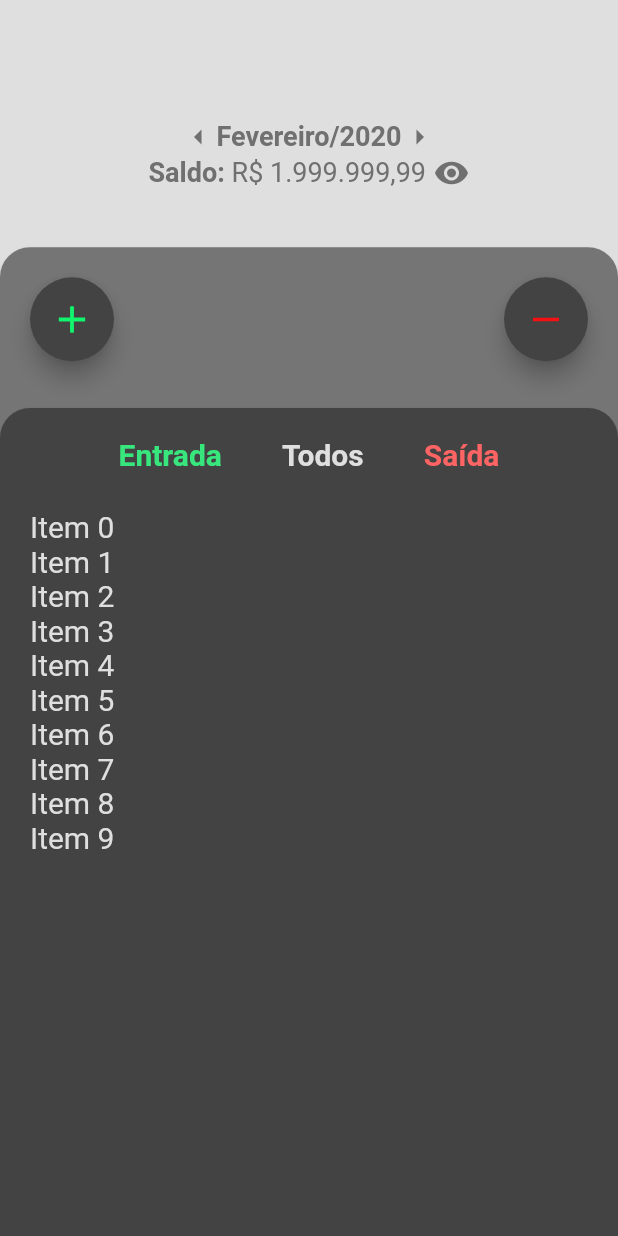
After one commit to magneon/expenses_management, a Flutter app: the screen it shows after launch, on a phone screen of 412 x 824 dp. The commit adds this screen. Run offline on Flutter 3.47's test engine with Material 2 defaults, Android fonts, the phone set to English and light mode, and no system bars; our stand-ins replace flutter_masked_text.

Commit message:
Alterações no Layout da Aplicação

```diff
--- /dev/null
+++ b/lib/constants.dart
@@ -0,0 +1,5 @@
+import 'package:flutter/material.dart';
+
+double width(BuildContext context) => MediaQuery.of(context).size.width;
+
+double height(BuildContext context) => MediaQuery.of(context).size.height;
--- a/lib/ui/expense_list.dart
+++ b/lib/ui/expense_list.dart
@@ -1,3 +1,8 @@
+import 'package:expenses_management/constants.dart';
+import 'package:expenses_management/widgets/app_card.dart';
+import 'package:expenses_management/widgets/common_text.dart';
+import 'package:expenses_management/widgets/debug/layout_debug.dart';
+import 'package:expenses_management/widgets/destac_text.dart';
 import 'package:flutter/material.dart';
 
 import 'dart:convert';
@@ -18,275 +23,172 @@ class ExpenseList extends StatefulWidget {
 }
 
 class _ExpenseListState extends State<ExpenseList> {
-  GlobalKey _globalKey = new GlobalKey();
-  DateFormat _dateFormat;
 
-  double _revenueAmount = 0.0;
-  double _expenseAmount = 0.0;
-  String defaultItem;
-
-  @override
-  void initState() {
-    _dateFormat = DateFormat("MMMM-yyyy", "pt_BR");
-    defaultItem = _dateFormat.format(DateTime.now());
-
-    super.initState();
-  }
+  bool _showEntries = true;
+  bool _showBalance = true;
 
   @override
   Widget build(BuildContext context) {
-    return Scaffold(
-      key: _globalKey,
-      backgroundColor: ColorUtil.backgroundColor(),
-      body: FutureBuilder(
-        future: getExpensesByPeriod(context),
-        builder: (BuildContext context, AsyncSnapshot snapshot) {
-          switch (snapshot.connectionState) {
-            case ConnectionState.done:
-              _revenueAmount = 0.0;
-              _expenseAmount = 0.0;
-
-              List<Expense> expenses = snapshot.data;
-
-              return Column(
-                mainAxisSize: MainAxisSize.max,
+    return Stack(
+      alignment: Alignment.bottomCenter,
       children: <Widget>[
-                  Expanded(
-                    flex: 1,
-                    child: Padding(
-                      padding: EdgeInsets.only(top: 10, bottom: 10),
-                      child: Row(
+        Container(
+          color: ColorUtil.backgroundColor(),
+          width: width(context),
+          height: height(context),
+          child: Scaffold(
+            body: Column(
               mainAxisAlignment: MainAxisAlignment.center,
-                        crossAxisAlignment: CrossAxisAlignment.end,
               children: <Widget>[
+                Row(
+                  mainAxisAlignment: MainAxisAlignment.center,
+                  children: <Widget>[
+                    Icon(Icons.arrow_left, color: ColorUtil.backgroundTextColor()),
+                    DestacText("Fevereiro/2020", size: 18,),
+                    Icon(Icons.arrow_right, color: ColorUtil.backgroundTextColor())
+                  ],
+                ),
+                Row(
+                  mainAxisAlignment: MainAxisAlignment.center,
+                  children: <Widget>[
+                    DestacText("Saldo: ", size: 18,),
+                    AnimatedOpacity(
+                      opacity: _showBalance ? 1.0 : 0.0,
+                      duration: Duration(
+                        milliseconds: 200
+                      ),
+                      child: CommonText("R\$ 1.999.999,99", size: 18,),
+                    ),
+                    /*
+                    _showBalance ?
+                      CommonText("R\$ 1.999.999,99", size: 18,) :
+                      Container(
+                        height: 20,
+                        width: 130,
+                        color: ColorUtil.backgroundTextColor(),
+                      ),
+                    */
                     Padding(
-                            padding: EdgeInsets.only(right: 20),
-                            child: Text("Período:", style: TextStyle(fontSize: 18, color: Colors.white),)
-                          ),
-                          DropdownButton(
-                            style: TextStyle(color: Colors.white, fontSize: 18),
-                            isDense: true,
-                            icon: Icon(Icons.keyboard_arrow_down, color: Colors.white,),
-                            underline: DropdownButtonHideUnderline(child: Text("")),
-                            value: defaultItem,
-                            items: createDropdownMenuItemForMonths(),
-                            onChanged: (value) {
+                      padding: EdgeInsets.only(left: 5),
+                      child: GestureDetector(
+                        child: _showBalance ?
+                          Icon(Icons.visibility, color: ColorUtil.backgroundTextColor()) :
+                          Icon(Icons.visibility_off, color: ColorUtil.backgroundTextColor()),
+                        onTap: () {
                           setState(() {
-                                defaultItem = value;
+                            if (_showBalance) {
+                              _showBalance = false;
+                            } else {
+                              _showBalance = true;
+                            }
                           });
                         },
+                      ),
+                    )
+                  ],
                 )
               ],
             ),
           ),
+          padding: EdgeInsets.only(bottom: height(context) * .75),
+          margin: EdgeInsets.all(0),
         ),
-                  Expanded(
-                    flex: 7,
-                    child: Padding(
-                      padding: EdgeInsets.all(5),
-                      child: ListView(
-                        shrinkWrap: false,
-                        children: createItems(expenses),
-                      ),
-                    )
-                  ),
-                  Expanded(
-                    flex: 2,
-                    child: Padding(
-                      padding: EdgeInsets.all(10),
-                      child: Column(
+        AppCard(
+          color: ColorUtil.operationsCardColor(),
+          width: width(context),
+          height: height(context) * .8,
+          child: Row(
             crossAxisAlignment: CrossAxisAlignment.start,
             children: <Widget>[
-                          Padding(
-                            padding: EdgeInsets.only(bottom: 5),
-                            child: Row(
-                              children: <Widget>[
-                                Text("Receitas total: ", style: TextStyle(color: ColorUtil.revenueColor(), fontSize: 18),),
-                                Text(formatValueToString(_revenueAmount), style: TextStyle(color: ColorUtil.revenueColor(), fontSize: 18),)
+              _createOperationButton(Icons.add, ColorUtil.revenueColor(), Alignment.topLeft, _newRevenue),
+              _createOperationButton(Icons.remove, ColorUtil.expenseColor(), Alignment.topRight, _newExpense),
             ],
           )
         ),
-                          Padding(
-                            padding: EdgeInsets.only(bottom: 5),
-                            child: Row(
+        AnimatedPositioned(
+          curve: Curves.linearToEaseOut,
+          top: _showEntries ? height(context) * .33 : height(context) * 1,
+          child: AppCard(
+            color: ColorUtil.entriesCardColor(),
+            width: width(context),
+            height: height(context),
+            child: Column(
               children: <Widget>[
-                                Text("Despesas total: ", style: TextStyle(color: ColorUtil.expenseColor(), fontSize: 18),),
-                                Text(formatValueToString(_expenseAmount), style: TextStyle(color: ColorUtil.expenseColor(), fontSize: 18),)
-                              ],
-                            )
-                          ),
-                          Divider(
-                            thickness: 2,
-                            endIndent: 20,
-                            color: Colors.white,
-                          ),
-                          Padding(
-                            padding: EdgeInsets.only(bottom: 5),
-                            child: Row(
-                              children: <Widget>[
-                                Text("Saldo: ", style: TextStyle(color: Colors.white, fontSize: 18),),
-                                Text(formatValueToString((_revenueAmount - _expenseAmount)), style: TextStyle(color: Colors.white, fontSize: 18),)
-                              ],
-                            )
-                          ),
+                _filters(),
+                _entries()
               ],
             ),
+          ),
+          duration: Duration(
+            seconds: 1
           ),
         )
       ],
     );
-            break;
-            default:
-              return Center(
-                child: CircularProgressIndicator(),
-              );
-            break;
-          }
-        },
-      ),
-      floatingActionButton: Builder(
-        builder: (BuildContext context) {
-          return FloatingActionButton(
-            backgroundColor: ColorUtil.revenueColor(),
-            foregroundColor: Colors.black,
-            child: Text("+", style: TextStyle(fontSize: 24),),
-            onPressed: () async {
-
-              var result = await Navigator.push(context, MaterialPageRoute(builder: (context) => ExpenseAdd()));
-              if (result == null) {
-                SnackBar snackBar = new SnackBar(
-                  backgroundColor: Colors.white,
-                  content: Text("Registro salvo!", style: TextStyle(color: Colors.black)),
-                );
-
-                Scaffold.of(context).showSnackBar(snackBar);
   }
 
-            },
-          );
-        },
+  _createOperationButton(IconData icon, Color iconColor, Alignment alignment, Function function) {
+    return Expanded(
+      child: Container(
+        alignment: alignment,
+        padding: EdgeInsets.all(20),
+        child: FloatingActionButton(
+          child: Icon(icon, color: iconColor, size: 30),
+          backgroundColor: ColorUtil.entriesCardColor(),
+          onPressed: function
+        ),
       ),
     );
   }
 
-  String formatValueToString(double value) {
-    NumberFormat numberFormat = NumberFormat("R\$ #,##0.00", "pt_BR");
-
-    return numberFormat.format(value);
+  _newRevenue() {
+    setState(() {
+      _showEntries = false;
+    });
   }
 
-  Future<List<Expense>> getExpensesByPeriod(BuildContext context) async {
-    List<Expense> expenses = List();
-    http.Response response;
+  _newExpense() {
+    setState(() {
+      _showEntries = true;
+    });
+  }
 
-    try {
-      response = await http.get(Uri.http("192.168.0.138:8080", "/expense/period/${defaultItem.toLowerCase()}"));
-
-      if (response.statusCode == 200 && response.body.isNotEmpty) {
-        for (var json in json.decode(utf8.decode(response.bodyBytes))) {
-          expenses.add(Expense.fromMap(json));
-        }
-      }
-    } on Exception catch (e) {
-      log(e.toString());
-
-      showDialog(
-        barrierDismissible: false,
-        context: context,
-        builder: (BuildContext context) {
-          return AlertDialog(
-            title: Text("Falha de Comunicação", style: TextStyle(color: Colors.white)),
-            content: Text("Problema de comunicação com o servidor, tente novamente mais tarde.", style: TextStyle(color: Colors.white),),
-            backgroundColor: Color.fromRGBO(255, 255, 255, -1),
-            actions: <Widget>[
-              RaisedButton(
-                color: Color.fromRGBO(255, 255, 255, -1),
-                child: Text("OK", style: TextStyle(color: Colors.white),),
-                onPressed: (){
-                  Navigator.pop(context);
-                }
-              ),
+  _filters() {
+    return Row(
+      mainAxisAlignment: MainAxisAlignment.center,
+      children: <Widget>[
+        _createFilterOption("Entrada", ColorUtil.filterOptionRevenue()),
+        _createFilterOption("Todos", ColorUtil.filterOptionAll()),
+        _createFilterOption("Saída", ColorUtil.filterOptionExpense()),
       ],
-            elevation: 5,
-          );
-        }
     );
   }
 
-    return expenses;
+  _createFilterOption(String label, Color color) {
+    return Padding(
+      padding: EdgeInsets.all(20),
+      child: GestureDetector(
+        child: DestacText(label, color: color, size: 20),
+        onTap: () {
+          print("$label pressionado");
+        },
+      )
+    );
   }
 
-  List<Widget> createItems(List<Expense> expenses) {
-    List<GestureDetector> gesturesDetectors = List();
-
-    for (Expense expense in expenses) {
-      Color cardColor;
-
-      if (expense.expenseType == "SAIDA") {
-        _expenseAmount += expense.expenseValue;
-        cardColor = ColorUtil.expenseColor();
-      } else {
-        _revenueAmount += expense.expenseValue;
-        cardColor = ColorUtil.revenueColor();
+  _entries() {
+    return SingleChildScrollView(
+      child: Container(
+        height: height(context) * .567,
+        child: ListView.builder(
+          padding: EdgeInsets.only(left: 20, top: 5, right: 20, bottom: 5),
+          scrollDirection: Axis.vertical,
+          itemCount: 10,
+          itemBuilder: (context, index) {
+            return CommonText("Item $index", size: 20, color: ColorUtil.backgroundColor(),);
           }
-
-      GestureDetector gestureDetector = GestureDetector(
-        child: Card(
-          color: cardColor,
-          elevation: 5,
-          child: Padding(
-            padding: EdgeInsets.all(10),
-            child: Row(
-              children: <Widget>[
-                Column(
-                  crossAxisAlignment: CrossAxisAlignment.end,
-                  children: <Widget>[
-                    Text(formatValueToString(expense.expenseValue), style: TextStyle(color: Colors.white, fontSize: 20),)
-                  ],
         ),
-                Expanded(
-                  child: Column(
-                    crossAxisAlignment: CrossAxisAlignment.end,
-                    children: <Widget>[
-                      Padding(
-                        padding: EdgeInsets.only(bottom: 5),
-                        child: Text(expense.expenseName, style: TextStyle(color: Colors.white, fontSize: 20),)
-                      ),
-                      Text(DateUtil.formatDate(expense.expenseDate, "yyyy-MM-dd", "dd/MM/yyyy"), style: TextStyle(color: Colors.white, fontSize: 14),),
-                    ],
       )
-                )
-              ],
-            ),
-          ),
-          shape: RoundedRectangleBorder(
-            borderRadius: BorderRadius.all(Radius.circular(10))
-          ),
-        ),
-        onTap: () {
-          Navigator.push(context, MaterialPageRoute(builder: (BuildContext context) => ExpenseAdd(expenseId: expense.expenseId)));
-        },
     );
-
-      gesturesDetectors.add(gestureDetector);
-    }
-
-    return gesturesDetectors;
-  }
-
-  List<DropdownMenuItem> createDropdownMenuItemForMonths() {
-    DateTime now = DateTime.now();
-    DateTime past = DateTime.utc(now.year - 1, now.month, 1);
-
-    List<DropdownMenuItem> items = new List();
-    for (int i = 0 ; i < 12; i++) {
-      past = past.add(Duration(days: 31));
-      String date = _dateFormat.format(past);
-
-      DropdownMenuItem month = new DropdownMenuItem(child: Text(date), value: date);
-      items.add(month);
-    }
-
-    return items;
   }
 }
--- a/lib/utils/color_util.dart
+++ b/lib/utils/color_util.dart
@@ -13,15 +13,44 @@ class ColorUtil {
     return int.parse(buffer.toString().replaceFirst("#", ""), radix: 16);
   }
 
+  static Color backgroundColor() {
+    return Color(convertHexColorToInt("#DFDFDF"));
+  }
+
+  static Color backgroundTextColor() {
+    return Color(convertHexColorToInt("#707070"));
+  }
+
+  static Color defaultTextColor() {
+    return Color(convertHexColorToInt("#DFDFDF"));
+  }
+
+  static Color operationsCardColor() {
+    return Color(convertHexColorToInt("#757575"));
+  }
+
+  static Color entriesCardColor() {
+    return Color(convertHexColorToInt("#434343"));
+  }
+
   static Color revenueColor() {
-    return Color(convertHexColorToInt("#02d88f"));
+    return Color(convertHexColorToInt("#11F56C"));
   }
 
   static Color expenseColor() {
-    return Color(convertHexColorToInt("#d83f02"));
+    return Color(convertHexColorToInt("#F51111"));
   }
 
-  static Color backgroundColor() {
-    return Color(convertHexColorToInt("#383838"));
+  static Color filterOptionRevenue() {
+    return Color(convertHexColorToInt("#37E67D"));
   }
+
+  static Color filterOptionAll() {
+    return Color(convertHexColorToInt("#DFDFDF"));
+  }
+
+  static Color filterOptionExpense() {
+    return Color(convertHexColorToInt("#FF6464"));
+  }
+
 }
--- /dev/null
+++ b/lib/utils/layout_util.dart
@@ -0,0 +1 @@
+class LayoutUtil {}
--- /dev/null
+++ b/lib/widgets/app_card.dart
@@ -0,0 +1,35 @@
+import 'package:flutter/material.dart';
+
+class AppCard extends StatefulWidget {
+
+  final Color color;
+  final double width;
+  final double height;
+  final Widget child;
+
+  AppCard({this.color, this.width, this.height, this.child});
+
+  @override
+  _AppCardState createState() => _AppCardState();
+}
+
+class _AppCardState extends State<AppCard> {
+  @override
+  Widget build(BuildContext context) {
+    return Card(
+      margin: EdgeInsets.all(0),
+      color: widget.color,
+      shape: RoundedRectangleBorder(
+        borderRadius: BorderRadius.only(
+          topLeft: Radius.circular(20),
+          topRight: Radius.circular(20)
+        )
+      ),
+      child: Container(
+        width: widget.width,
+        height: widget.height,
+        child: widget.child,
+      ),
+    );
+  }
+}
--- /dev/null
+++ b/lib/widgets/common_text.dart
@@ -0,0 +1,25 @@
+import 'package:expenses_management/utils/color_util.dart';
+import 'package:flutter/material.dart';
+
+class CommonText extends StatelessWidget {
+
+  final String content;
+  final double size;
+  final Color color;
+
+  CommonText(this.content, {
+    this.size,
+    this.color
+  });
+
+  @override
+  Widget build(BuildContext context) {
+    return Text(
+      content,
+      style: TextStyle(
+        fontSize: size,
+        color: this.color == null ? ColorUtil.backgroundTextColor() : this.color
+      ),
+    );
+  }
+}
--- /dev/null
+++ b/lib/widgets/destac_text.dart
@@ -0,0 +1,27 @@
+import 'package:expenses_management/utils/color_util.dart';
+import 'package:flutter/material.dart';
+
+class DestacText extends StatelessWidget {
+
+  final String content;
+  final double size;
+  final Color color;
+
+  DestacText(this.content, {
+    this.size,
+    this.color,
+  });
+
+  @override
+  Widget build(BuildContext context) {
+
+    return Text(
+      content,
+      style: TextStyle(
+        fontSize: size,
+        fontWeight: FontWeight.bold,
+        color: this.color == null ? ColorUtil.backgroundTextColor() : this.color
+      ),
+    );
+  }
+}
```
Also changed, not shown: lib/ui/expense_add.dart (+19 -3 lines), lib/ui/pages/default_content.dart (added, +22 -0 lines), lib/widgets/debug/layout_debug.dart (added, +16 -0 lines). Lines whose indentation alone changed are shown as unchanged.
